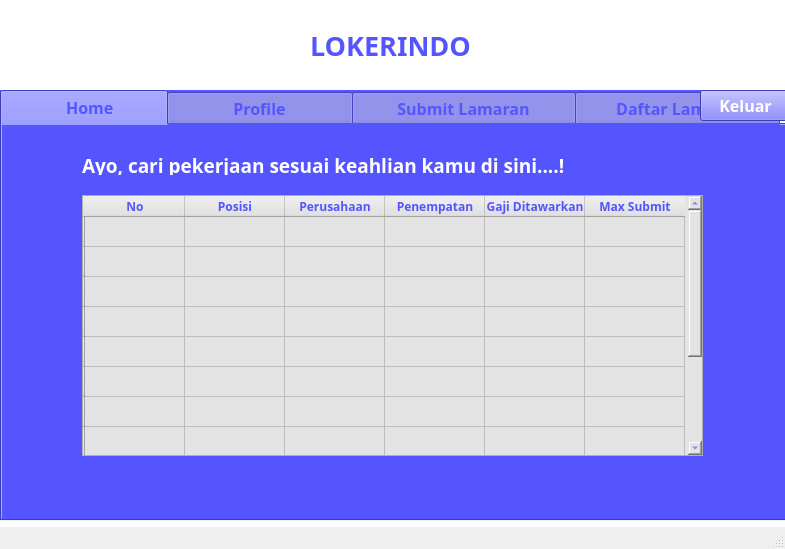
Before: the Qt Designer form home.ui in ajengfitria/Aplikasi-Loker-Dengan-Python, drawn with Qt 5.
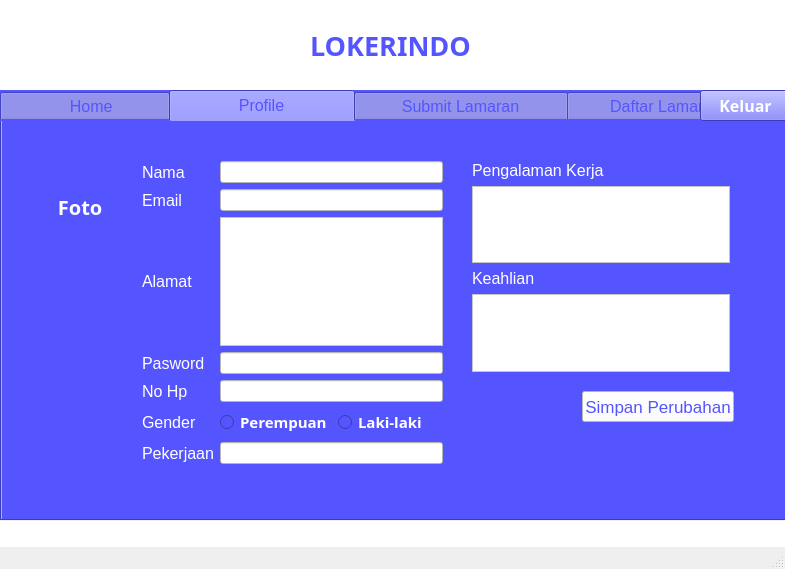
After: the same form once the commit is applied. The open tabs and pages were chosen to show the change. Icons and pictures are not drawn.

What changed in the file:
```diff
--- a/home.ui
+++ b/home.ui
@@ -7,7 +7,7 @@
     <x>0</x>
     <y>0</y>
     <width>785</width>
-    <height>549</height>
+    <height>569</height>
    </rect>
   </property>
   <property name="windowTitle">
@@ -62,7 +62,7 @@
      <string>LOKERINDO</string>
     </property>
    </widget>
-   <widget class="QTabWidget" name="Home">
+   <widget class="QTabWidget" name="Home_2">
     <property name="geometry">
      <rect>
       <x>0</x>
@@ -79,10 +79,10 @@
     </property>
     <property name="font">
      <font>
-      <family>Segoe UI Semibold</family>
+      <family>Segoe UI</family>
       <pointsize>12</pointsize>
-      <weight>75</weight>
-      <bold>true</bold>
+      <weight>50</weight>
+      <bold>false</bold>
      </font>
     </property>
     <property name="styleSheet">
@@ -133,23 +133,7 @@
        <string/>
       </property>
      </widget>
-     <widget class="QLabel" name="label_27">
-      <property name="geometry">
-       <rect>
-        <x>40</x>
-        <y>50</y>
-        <width>241</width>
-        <height>231</height>
-       </rect>
-      </property>
-      <property name="styleSheet">
-       <string notr="true">image: url(:/newPrefix/signup.png);</string>
-      </property>
-      <property name="text">
-       <string/>
-      </property>
-     </widget>
-     <widget class="QTableWidget" name="t_lowongan">
+     <widget class="QTableWidget" name="tLowongan">
       <property name="geometry">
        <rect>
         <x>80</x>
@@ -336,11 +320,528 @@
      <attribute name="title">
       <string>             Profile             </string>
      </attribute>
+     <widget class="QLabel" name="label_33">
+      <property name="geometry">
+       <rect>
+        <x>30</x>
+        <y>40</y>
+        <width>101</width>
+        <height>91</height>
+       </rect>
+      </property>
+      <property name="font">
+       <font>
+        <family>Segoe UI Semibold</family>
+        <pointsize>15</pointsize>
+        <weight>75</weight>
+        <bold>true</bold>
+       </font>
+      </property>
+      <property name="styleSheet">
+       <string notr="true">color: rgb(255, 255, 255);</string>
+      </property>
+      <property name="text">
+       <string>     Foto</string>
+      </property>
+     </widget>
+     <widget class="QWidget" name="">
+      <property name="geometry">
+       <rect>
+        <x>140</x>
+        <y>40</y>
+        <width>301</width>
+        <height>303</height>
+       </rect>
+      </property>
+      <layout class="QGridLayout" name="gridLayout_3">
+       <item row="4" column="0">
+        <widget class="QLabel" name="label_14">
+         <property name="font">
+          <font>
+           <family>Segoe UI</family>
+           <pointsize>12</pointsize>
+           <weight>50</weight>
+           <bold>false</bold>
+          </font>
+         </property>
+         <property name="styleSheet">
+          <string notr="true">color: rgb(255, 255, 255);</string>
+         </property>
+         <property name="text">
+          <string>No Hp</string>
+         </property>
+        </widget>
+       </item>
+       <item row="5" column="0">
+        <widget class="QLabel" name="label_15">
+         <property name="font">
+          <font>
+           <family>Segoe UI</family>
+           <pointsize>12</pointsize>
+           <weight>50</weight>
+           <bold>false</bold>
+          </font>
+         </property>
+         <property name="styleSheet">
+          <string notr="true">color: rgb(255, 255, 255);</string>
+         </property>
+         <property name="text">
+          <string>Gender</string>
+         </property>
+        </widget>
+       </item>
+       <item row="3" column="0">
+        <widget class="QLabel" name="label_12">
+         <property name="font">
+          <font>
+           <family>Segoe UI</family>
+           <pointsize>12</pointsize>
+           <weight>50</weight>
+           <bold>false</bold>
+          </font>
+         </property>
+         <property name="styleSheet">
+          <string notr="true">color: rgb(255, 255, 255);</string>
+         </property>
+         <property name="text">
+          <string>Pasword</string>
+         </property>
+        </widget>
+       </item>
+       <item row="5" column="2">
+        <widget class="QRadioButton" name="radL">
+         <property name="font">
+          <font>
+           <family>Segoe UI Semibold</family>
+           <pointsize>11</pointsize>
+           <weight>75</weight>
+           <bold>true</bold>
+          </font>
+         </property>
+         <property name="styleSheet">
+          <string notr="true">color: rgb(255, 255, 255);</string>
+         </property>
+         <property name="text">
+          <string>Laki-laki</string>
+         </property>
+        </widget>
+       </item>
+       <item row="5" column="1">
+        <widget class="QRadioButton" name="radP">
+         <property name="font">
+          <font>
+           <family>Segoe UI Semibold</family>
+           <pointsize>11</pointsize>
+           <weight>75</weight>
+           <bold>true</bold>
+          </font>
+         </property>
+         <property name="styleSheet">
+          <string notr="true">color: rgb(255, 255, 255);</string>
+         </property>
+         <property name="text">
+          <string>Perempuan</string>
+         </property>
+        </widget>
+       </item>
+       <item row="2" column="1" colspan="2">
+        <widget class="QTextEdit" name="pAlamat">
+         <property name="font">
+          <font>
+           <family>Segoe UI</family>
+          </font>
+         </property>
+         <property name="styleSheet">
+          <string notr="true">background-color: rgb(255, 255, 255);</string>
+         </property>
+        </widget>
+       </item>
+       <item row="1" column="0">
+        <widget class="QLabel" name="label_9">
+         <property name="font">
+          <font>
+           <family>Segoe UI</family>
+           <pointsize>12</pointsize>
+           <weight>50</weight>
+           <bold>false</bold>
+          </font>
+         </property>
+         <property name="styleSheet">
+          <string notr="true">color: rgb(255, 255, 255);</string>
+         </property>
+         <property name="text">
+          <string>Email</string>
+         </property>
+        </widget>
+       </item>
+       <item row="3" column="1" colspan="2">
+        <widget class="QLineEdit" name="pPassword">
+         <property name="font">
+          <font>
+           <family>Segoe UI</family>
+          </font>
+         </property>
+         <property name="styleSheet">
+          <string notr="true">background-color: rgb(255, 255, 255);
+color: rgb(0, 0, 0);</string>
+         </property>
+        </widget>
+       </item>
+       <item row="0" column="0">
+        <widget class="QLabel" name="label_13">
+         <property name="font">
+          <font>
+           <family>Segoe UI</family>
+           <pointsize>12</pointsize>
+           <weight>50</weight>
+           <bold>false</bold>
+          </font>
+         </property>
+         <property name="styleSheet">
+          <string notr="true">color: rgb(255, 255, 255);</string>
+         </property>
+         <property name="text">
+          <string>Nama</string>
+         </property>
+        </widget>
+       </item>
+       <item row="2" column="0">
+        <widget class="QLabel" name="label_10">
+         <property name="font">
+          <font>
+           <family>Segoe UI</family>
+           <pointsize>12</pointsize>
+           <weight>50</weight>
+           <bold>false</bold>
+          </font>
+         </property>
+         <property name="styleSheet">
+          <string notr="true">color: rgb(255, 255, 255);</string>
+         </property>
+         <property name="text">
+          <string>Alamat</string>
+         </property>
+        </widget>
+       </item>
+       <item row="0" column="1" colspan="2">
+        <widget class="QLineEdit" name="pNama">
+         <property name="font">
+          <font>
+           <family>Segoe UI</family>
+          </font>
+         </property>
+         <property name="styleSheet">
+          <string notr="true">background-color: rgb(255, 255, 255);
+color: rgb(0, 0, 0);</string>
+         </property>
+         <property name="text">
+          <string/>
+         </property>
+        </widget>
+       </item>
+       <item row="1" column="1" colspan="2">
+        <widget class="QLineEdit" name="pEmail">
+         <property name="font">
+          <font>
+           <family>Segoe UI</family>
+          </font>
+         </property>
+         <property name="styleSheet">
+          <string notr="true">background-color: rgb(255, 255, 255);
+color: rgb(0, 0, 0);</string>
+         </property>
+        </widget>
+       </item>
+       <item row="4" column="1" colspan="2">
+        <widget class="QLineEdit" name="pHp">
+         <property name="font">
+          <font>
+           <family>Segoe UI</family>
+          </font>
+         </property>
+         <property name="styleSheet">
+          <string notr="true">background-color: rgb(255, 255, 255);
+color: rgb(0, 0, 0);</string>
+         </property>
+        </widget>
+       </item>
+       <item row="6" column="0">
+        <widget class="QLabel" name="label_19">
+         <property name="font">
+          <font>
+           <family>Segoe UI</family>
+           <pointsize>12</pointsize>
+          </font>
+         </property>
+         <property name="styleSheet">
+          <string notr="true">color: rgb(255, 255, 255);</string>
+         </property>
+         <property name="text">
+          <string>Pekerjaan</string>
+         </property>
+        </widget>
+       </item>
+       <item row="6" column="1" colspan="2">
+        <widget class="QLineEdit" name="pHp_2">
+         <property name="font">
+          <font>
+           <family>Segoe UI</family>
+          </font>
+         </property>
+         <property name="styleSheet">
+          <string notr="true">background-color: rgb(255, 255, 255);
+color: rgb(0, 0, 0);</string>
+         </property>
+        </widget>
+       </item>
+      </layout>
+     </widget>
+     <widget class="QPushButton" name="btnSimpanProfile">
+      <property name="geometry">
+       <rect>
+        <x>580</x>
+        <y>270</y>
+        <width>152</width>
+        <height>31</height>
+       </rect>
+      </property>
+      <property name="font">
+       <font>
+        <family>Segoe UI</family>
+        <pointsize>13</pointsize>
+        <weight>50</weight>
+        <bold>false</bold>
+       </font>
+      </property>
+      <property name="styleSheet">
+       <string notr="true">background-color: rgb(255, 255, 255);
+color: rgb(85, 85, 255);</string>
+      </property>
+      <property name="text">
+       <string>Simpan Perubahan</string>
+      </property>
+     </widget>
+     <widget class="QWidget" name="">
+      <property name="geometry">
+       <rect>
+        <x>470</x>
+        <y>40</y>
+        <width>258</width>
+        <height>211</height>
+       </rect>
+      </property>
+      <layout class="QGridLayout" name="gridLayout_2">
+       <item row="0" column="0">
+        <widget class="QLabel" name="label_11">
+         <property name="font">
+          <font>
+           <family>Segoe UI</family>
+           <pointsize>12</pointsize>
+           <weight>50</weight>
+           <bold>false</bold>
+          </font>
+         </property>
+         <property name="styleSheet">
+          <string notr="true">color: rgb(255, 255, 255);</string>
+         </property>
+         <property name="text">
+          <string>Pengalaman Kerja</string>
+         </property>
+        </widget>
+       </item>
+       <item row="1" column="0">
+        <widget class="QTextEdit" name="pPengalaman">
+         <property name="font">
+          <font>
+           <family>Segoe UI</family>
+          </font>
+         </property>
+         <property name="styleSheet">
+          <string notr="true">background-color: rgb(255, 255, 255);</string>
+         </property>
+        </widget>
+       </item>
+       <item row="2" column="0">
+        <widget class="QLabel" name="label_18">
+         <property name="font">
+          <font>
+           <family>Segoe UI</family>
+           <pointsize>12</pointsize>
+           <weight>50</weight>
+           <bold>false</bold>
+          </font>
+         </property>
+         <property name="styleSheet">
+          <string notr="true">color: rgb(255, 255, 255);</string>
+         </property>
+         <property name="text">
+          <string>Keahlian</string>
+         </property>
+        </widget>
+       </item>
+       <item row="3" column="0">
+        <widget class="QTextEdit" name="pSkill">
+         <property name="font">
+          <font>
+           <family>Segoe UI</family>
+          </font>
+         </property>
+         <property name="styleSheet">
+          <string notr="true">background-color: rgb(255, 255, 255);</string>
+         </property>
+        </widget>
+       </item>
+      </layout>
+     </widget>
     </widget>
     <widget class="QWidget" name="Lamaran">
      <attribute name="title">
       <string>        Submit Lamaran        </string>
      </attribute>
+     <widget class="QLabel" name="label_27">
+      <property name="geometry">
+       <rect>
+        <x>80</x>
+        <y>90</y>
+        <width>241</width>
+        <height>231</height>
+       </rect>
+      </property>
+      <property name="styleSheet">
+       <string notr="true">image: url(:/newPrefix/signup.png);</string>
+      </property>
+      <property name="text">
+       <string/>
+      </property>
+     </widget>
+     <widget class="QWidget" name="layoutWidget">
+      <property name="geometry">
+       <rect>
+        <x>371</x>
+        <y>112</y>
+        <width>252</width>
+        <height>101</height>
+       </rect>
+      </property>
+      <layout class="QGridLayout" name="gridLayout">
+       <item row="0" column="0">
+        <widget class="QLabel" name="label_34">
+         <property name="font">
+          <font>
+           <family>Segoe UI</family>
+           <pointsize>14</pointsize>
+           <weight>50</weight>
+           <bold>false</bold>
+          </font>
+         </property>
+         <property name="styleSheet">
+          <string notr="true">color: rgb(255, 255, 255);</string>
+         </property>
+         <property name="text">
+          <string>No Lowongan</string>
+         </property>
+        </widget>
+       </item>
+       <item row="0" column="1">
+        <widget class="QLineEdit" name="subNo">
+         <property name="font">
+          <font>
+           <family>Segoe UI Light</family>
+           <pointsize>10</pointsize>
+          </font>
+         </property>
+         <property name="styleSheet">
+          <string notr="true">background-color: rgb(255, 255, 255);
+color: rgb(0, 0, 0);</string>
+         </property>
+         <property name="text">
+          <string/>
+         </property>
+        </widget>
+       </item>
+       <item row="1" column="0">
+        <widget class="QLabel" name="label_35">
+         <property name="font">
+          <font>
+           <family>Segoe UI</family>
+           <pointsize>14</pointsize>
+           <weight>50</weight>
+           <bold>false</bold>
+          </font>
+         </property>
+         <property name="styleSheet">
+          <string notr="true">color: rgb(255, 255, 255);</string>
+         </property>
+         <property name="text">
+          <string>Unggah CV</string>
+         </property>
+        </widget>
+       </item>
+       <item row="1" column="1">
+        <widget class="QPushButton" name="btnUnggahCV">
+         <property name="font">
+          <font>
+           <family>Segoe UI Semibold</family>
+           <pointsize>9</pointsize>
+           <weight>75</weight>
+           <bold>true</bold>
+          </font>
+         </property>
+         <property name="styleSheet">
+          <string notr="true">background-color: rgb(255, 255, 255);
+color: rgb(85, 85, 255);</string>
+         </property>
+         <property name="text">
+          <string>Unggah CV</string>
+         </property>
+        </widget>
+       </item>
+       <item row="2" column="0" colspan="2">
+        <widget class="QPushButton" name="btnSubmitLamaran">
+         <property name="font">
+          <font>
+           <family>Segoe UI Semilight</family>
+           <pointsize>13</pointsize>
+           <weight>50</weight>
+           <bold>false</bold>
+          </font>
+         </property>
+         <property name="styleSheet">
+          <string notr="true">background-color: rgb(255, 255, 255);
+color: rgb(85, 85, 255);</string>
+         </property>
+         <property name="text">
+          <string>Submit</string>
+         </property>
+        </widget>
+       </item>
+      </layout>
+     </widget>
+     <widget class="QLabel" name="label_36">
+      <property name="geometry">
+       <rect>
+        <x>370</x>
+        <y>220</y>
+        <width>251</width>
+        <height>25</height>
+       </rect>
+      </property>
+      <property name="font">
+       <font>
+        <family>Segoe UI</family>
+        <pointsize>10</pointsize>
+        <weight>50</weight>
+        <italic>true</italic>
+        <bold>false</bold>
+       </font>
+      </property>
+      <property name="styleSheet">
+       <string notr="true">color: rgb(255, 255, 255);</string>
+      </property>
+      <property name="text">
+       <string>**Lihat nomor lowongan di menu home</string>
+      </property>
+     </widget>
     </widget>
     <widget class="QWidget" name="tab">
      <attribute name="title">
```
Left out of the diff: 25 changed lines with no effect on the pictures.
